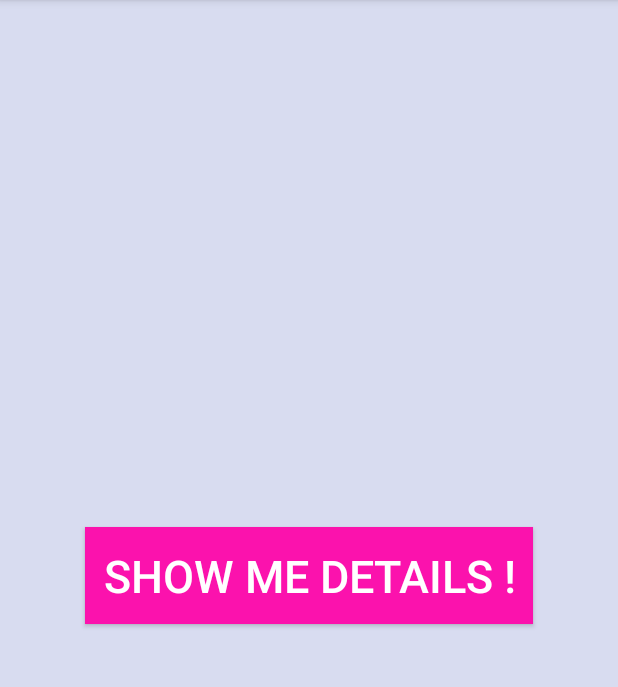
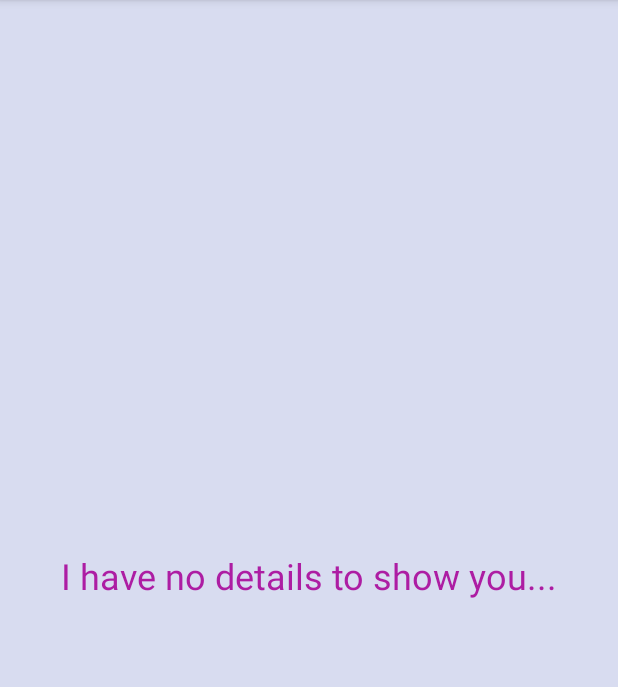
Before and after one commit to laminemessaci/MyFragmentApp, an Android app: the screen it shows after launch (MainActivity before the commit, DetailsActivity after it), after a tap on "SHOW ME DETAILS !", on a phone screen of 412 x 824 dp, the part 84-771 px from its top. Run offline under Robolectric (Android 15) with nearby library versions, the phone set to English and light mode, and no system bars.

Commit message:
Add Seconde ActivityDetail on Clicking ButtonListener

```diff
--- a/app/src/main/AndroidManifest.xml
+++ b/app/src/main/AndroidManifest.xml
@@ -9,6 +9,7 @@
         android:roundIcon="@mipmap/ic_launcher_round"
         android:supportsRtl="true"
         android:theme="@style/AppTheme">
+        <activity android:name=".DetailsActivity"></activity>
         <activity android:name=".MainActivity">
             <intent-filter>
                 <action android:name="android.intent.action.MAIN" />
--- /dev/null
+++ b/app/src/main/java/com/lamine/myfragmentapp/DetailFragment.java
@@ -0,0 +1,28 @@
+package com.lamine.myfragmentapp;
+
+import android.os.Bundle;
+
+import androidx.fragment.app.Fragment;
+
+import android.view.LayoutInflater;
+import android.view.View;
+import android.view.ViewGroup;
+
+
+/**
+ * A simple {@link Fragment} subclass.
+ */
+public class DetailFragment extends Fragment {
+
+    public DetailFragment () {
+        // Required empty public constructor
+    }
+
+
+    @Override
+    public View onCreateView (LayoutInflater inflater, ViewGroup container,
+                              Bundle savedInstanceState) {
+        // Inflate the layout for this fragment
+        return inflater.inflate (R.layout.fragment_detail, container, false);
+    }
+}
--- /dev/null
+++ b/app/src/main/java/com/lamine/myfragmentapp/DetailsActivity.java
@@ -0,0 +1,14 @@
+package com.lamine.myfragmentapp;
+
+import androidx.appcompat.app.AppCompatActivity;
+
+import android.os.Bundle;
+
+public class DetailsActivity extends AppCompatActivity {
+
+    @Override
+    protected void onCreate (Bundle savedInstanceState) {
+        super.onCreate (savedInstanceState);
+        setContentView (R.layout.activity_details);
+    }
+}
--- a/app/src/main/java/com/lamine/myfragmentapp/MainActivity.java
+++ b/app/src/main/java/com/lamine/myfragmentapp/MainActivity.java
@@ -2,6 +2,7 @@ package com.lamine.myfragmentapp;
 
 import androidx.appcompat.app.AppCompatActivity;
 
+import android.content.Intent;
 import android.os.Bundle;
 import android.util.Log;
 import android.view.View;
@@ -18,5 +19,7 @@ public class MainActivity extends AppCompatActivity implements MainFragment.OnBu
     @Override
     public void onButtonClicked (View view) {
         Log.e (getClass ().getSimpleName (), " Button Clicked :))!!");
+
+        startActivity(new Intent (this, DetailsActivity.class));
     }
 }
--- /dev/null
+++ b/app/src/main/res/layout/activity_details.xml
@@ -0,0 +1,7 @@
+<?xml version="1.0" encoding="utf-8"?>
+<fragment xmlns:tools="http://schemas.android.com/tools"
+    android:layout_height="match_parent"
+    android:layout_width="match_parent"
+    android:name="com.lamine.myfragmentapp.DetailFragment"
+    xmlns:android="http://schemas.android.com/apk/res/android"
+    tools:layout="@layout/fragment_detail" />
--- /dev/null
+++ b/app/src/main/res/layout/fragment_detail.xml
@@ -0,0 +1,17 @@
+<?xml version="1.0" encoding="utf-8"?>
+<LinearLayout xmlns:android="http://schemas.android.com/apk/res/android"
+    xmlns:tools="http://schemas.android.com/tools"
+    android:layout_width="match_parent"
+    android:layout_height="match_parent"
+    tools:context="com.lamine.myfragmentapp.DetailsActivity"
+    android:gravity="center"
+    android:background="#D8DCF0">
+
+    <TextView
+        android:layout_width="wrap_content"
+        android:layout_height="wrap_content"
+        android:text="I have no details to show you..."
+        android:textColor="#ad1da3"
+        android:textSize="24sp"/>
+
+</LinearLayout>
```
